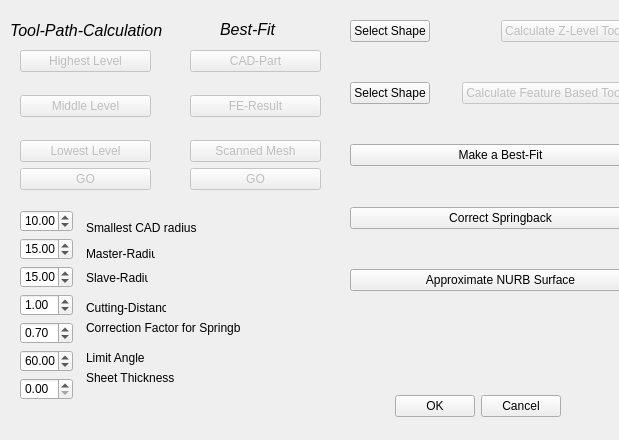
The window that src/Mod/Cam/Gui/Cutting.ui (berndhahnebach/All_FreeCAD) describes before a commit, drawn with Qt 5.
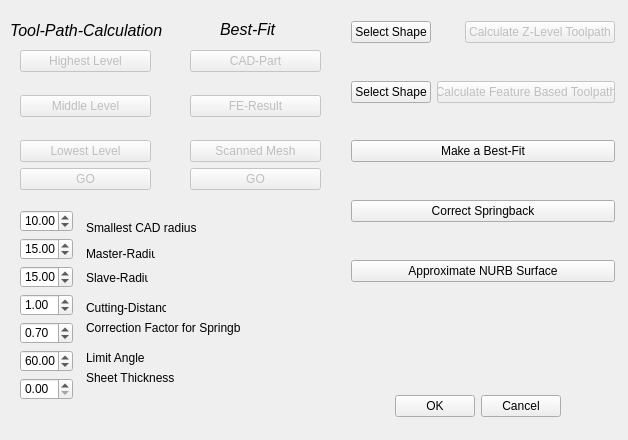
The same window after the commit.

The edit to the form file:
```diff
--- a/src/Mod/Cam/Gui/Cutting.ui
+++ b/src/Mod/Cam/Gui/Cutting.ui
@@ -8,7 +8,7 @@
    <rect>
     <x>0</x>
     <y>0</y>
-    <width>619</width>
+    <width>628</width>
     <height>440</height>
    </rect>
   </property>
@@ -404,10 +404,55 @@
   <widget class="QWidget" name="layoutWidget" >
    <property name="geometry" >
     <rect>
-     <x>350</x>
-     <y>20</y>
-     <width>301</width>
-     <height>271</height>
+     <x>210</x>
+     <y>390</y>
+     <width>351</width>
+     <height>33</height>
+    </rect>
+   </property>
+   <layout class="QHBoxLayout" >
+    <property name="margin" >
+     <number>0</number>
+    </property>
+    <property name="spacing" >
+     <number>6</number>
+    </property>
+    <item>
+     <spacer>
+      <property name="orientation" >
+       <enum>Qt::Horizontal</enum>
+      </property>
+      <property name="sizeHint" >
+       <size>
+        <width>131</width>
+        <height>31</height>
+       </size>
+      </property>
+     </spacer>
+    </item>
+    <item>
+     <widget class="QPushButton" name="okButton" >
+      <property name="text" >
+       <string>OK</string>
+      </property>
+     </widget>
+    </item>
+    <item>
+     <widget class="QPushButton" name="cancelButton" >
+      <property name="text" >
+       <string>Cancel</string>
+      </property>
+     </widget>
+    </item>
+   </layout>
+  </widget>
+  <widget class="QWidget" name="" >
+   <property name="geometry" >
+    <rect>
+     <x>351</x>
+     <y>21</y>
+     <width>264</width>
+     <height>261</height>
     </rect>
    </property>
    <layout class="QVBoxLayout" >
@@ -592,51 +637,6 @@
     </item>
    </layout>
   </widget>
-  <widget class="QWidget" name="layoutWidget" >
-   <property name="geometry" >
-    <rect>
-     <x>210</x>
-     <y>390</y>
-     <width>351</width>
-     <height>33</height>
-    </rect>
-   </property>
-   <layout class="QHBoxLayout" >
-    <property name="margin" >
-     <number>0</number>
-    </property>
-    <property name="spacing" >
-     <number>6</number>
-    </property>
-    <item>
-     <spacer>
-      <property name="orientation" >
-       <enum>Qt::Horizontal</enum>
-      </property>
-      <property name="sizeHint" >
-       <size>
-        <width>131</width>
-        <height>31</height>
-       </size>
-      </property>
-     </spacer>
-    </item>
-    <item>
-     <widget class="QPushButton" name="okButton" >
-      <property name="text" >
-       <string>OK</string>
-      </property>
-     </widget>
-    </item>
-    <item>
-     <widget class="QPushButton" name="cancelButton" >
-      <property name="text" >
-       <string>Cancel</string>
-      </property>
-     </widget>
-    </item>
-   </layout>
-  </widget>
  </widget>
  <pixmapfunction></pixmapfunction>
  <resources/>
```
Left out of the diff: 18 changed lines with no effect on the pictures.
